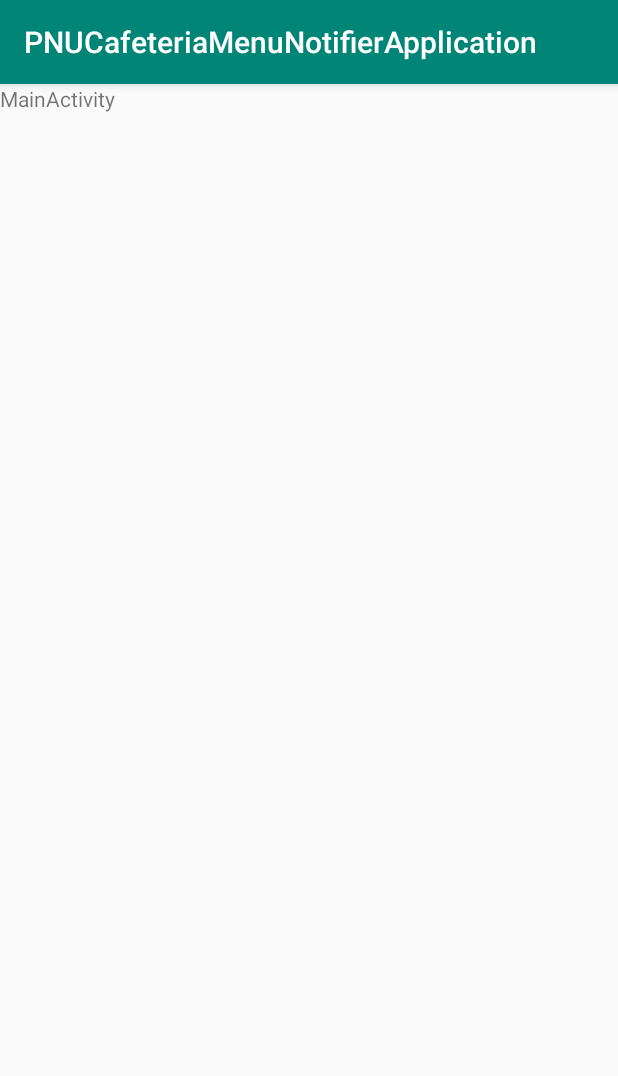
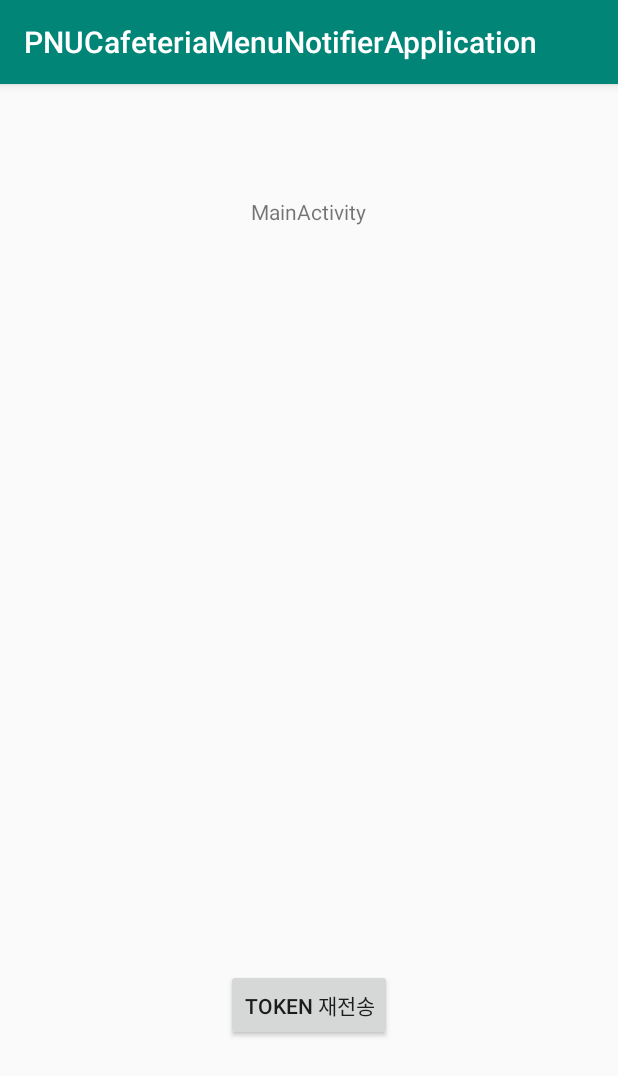
Before and after one commit to finite0104/PNUCafeteriaMenuNotifier, an Android app: the MainActivity screen opened directly, with no data from a screen before it, on a phone screen of 412 x 824 dp. Shown: the top 1076 px of the screen. Run offline under Robolectric (Android 15) with nearby library versions, the phone set to English and light mode, and no system bars; libraries missing offline, so code that uses them is left out: parksh.cafeteria.menu.

Commit message:
Request URL 포트번호 추가/테스트를 위한 버튼 및 함수 생성(제거예정)

```diff
--- a/PNUCafeteriaMenuNotifierApplication/app/src/main/java/parksh/cafeteria/menu/noti/pnucafeteriamenunotifierapplication/MainActivity.kt
+++ b/PNUCafeteriaMenuNotifierApplication/app/src/main/java/parksh/cafeteria/menu/noti/pnucafeteriamenunotifierapplication/MainActivity.kt
@@ -2,11 +2,34 @@ package parksh.cafeteria.menu.noti.pnucafeteriamenunotifierapplication
 
 import android.support.v7.app.AppCompatActivity
 import android.os.Bundle
+import android.view.View
+import android.widget.Toast
+import kotlinx.android.synthetic.main.activity_main.*
 
 class MainActivity : AppCompatActivity() {
+    private val TOKEN_REQUEST_URL = "http://unsplash.ddns.net:28300/client/setClientToken"
 
     override fun onCreate(savedInstanceState: Bundle?) {
         super.onCreate(savedInstanceState)
         setContentView(R.layout.activity_main)
+
+        if(intent.hasExtra("FirebaseToken")) {
+            tv_tokenValue.text = intent.getStringExtra("FirebaseToken")
+        } else {
+            Toast.makeText(this, "전달된 데이터가 없음", Toast.LENGTH_SHORT).show()
+        }
+
+    }
+
+    fun getCafeteriaMenu() : String {
+        //var REQUEST_URL = "http://unsplash.ddns.net:28300/menu/"
+        HTTPRequestService().execute()
+
+        return ""
+    }
+
+    fun tokenValueRequest(v : View) {
+        val value = tv_tokenValue.text.toString()
+        HTTPRequestService().execute(TOKEN_REQUEST_URL, value)
     }
 }
--- a/PNUCafeteriaMenuNotifierApplication/app/src/main/res/layout/activity_main.xml
+++ b/PNUCafeteriaMenuNotifierApplication/app/src/main/res/layout/activity_main.xml
@@ -1,5 +1,5 @@
 <?xml version="1.0" encoding="utf-8"?>
-<android.support.constraint.ConstraintLayout
+<RelativeLayout
         xmlns:android="http://schemas.android.com/apk/res/android"
         xmlns:tools="http://schemas.android.com/tools"
         xmlns:app="http://schemas.android.com/apk/res-auto"
@@ -10,10 +10,18 @@
     <TextView
             android:text="MainActivity"
             android:layout_width="wrap_content"
-            android:layout_height="wrap_content" tools:layout_editor_absoluteY="81dp"
-            tools:layout_editor_absoluteX="154dp" android:id="@+id/textView2"/>
+            android:layout_height="wrap_content"
+            android:id="@+id/textView2" android:layout_centerHorizontal="true" android:layout_alignParentTop="true"
+            android:layout_marginTop="75dp"/>
     <TextView
             android:layout_width="285dp"
-            android:layout_height="113dp" tools:layout_editor_absoluteY="148dp"
-            tools:layout_editor_absoluteX="54dp" android:id="@+id/tv_tokenValue"/>
-</android.support.constraint.ConstraintLayout>
+            android:layout_height="113dp"
+            android:id="@+id/tv_tokenValue" android:layout_centerHorizontal="true" android:layout_alignParentTop="true"
+            android:layout_marginTop="152dp"/>
+    <Button
+            android:text="Token 재전송"
+            android:layout_width="wrap_content"
+            android:layout_height="wrap_content" android:layout_centerHorizontal="true"
+            android:layout_alignParentBottom="true" android:id="@+id/btn_tokenReq" android:layout_marginBottom="130dp"
+            android:onClick="tokenValueRequest"/>
+</RelativeLayout>
```
